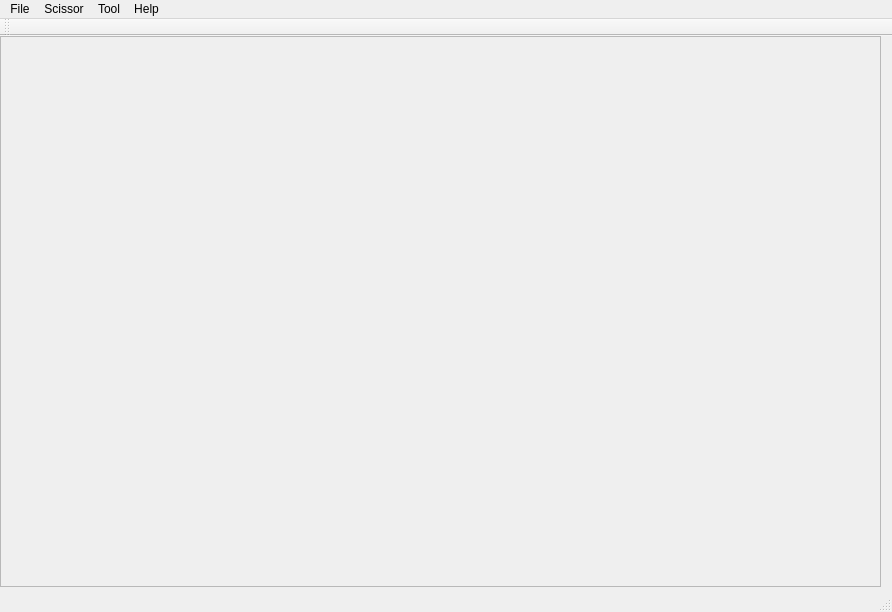
The window that iScissor/Scissor/mainwindow.ui (Constannnnnt/COMP5421_Computer-Vision) describes before a commit, drawn with Qt 5.
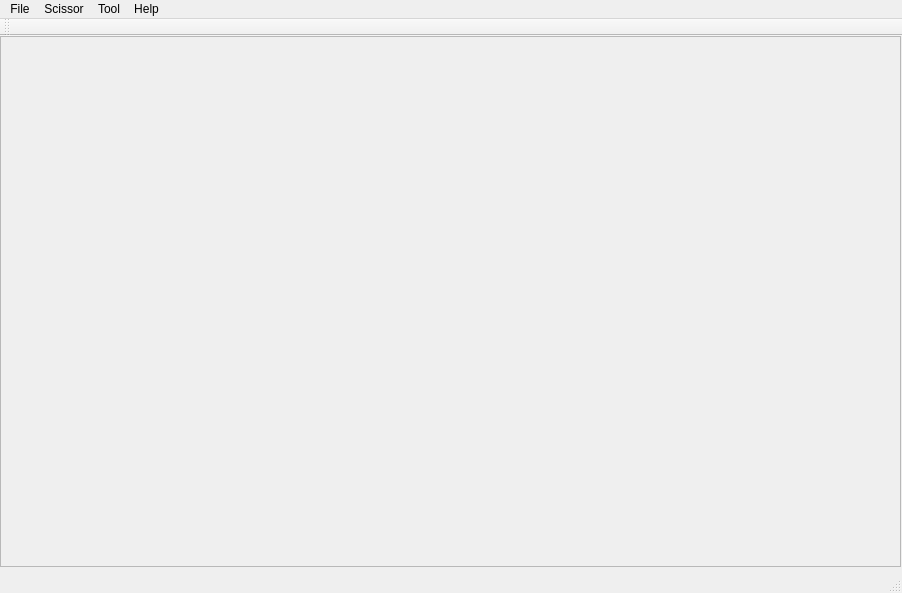
The same window after the commit.

Commit message: rescale image

```diff
--- a/iScissor/Scissor/mainwindow.ui
+++ b/iScissor/Scissor/mainwindow.ui
@@ -6,8 +6,8 @@
    <rect>
     <x>0</x>
     <y>0</y>
-    <width>892</width>
-    <height>612</height>
+    <width>902</width>
+    <height>593</height>
    </rect>
   </property>
   <property name="windowTitle">
@@ -19,8 +19,8 @@
      <rect>
       <x>0</x>
       <y>0</y>
-      <width>881</width>
-      <height>551</height>
+      <width>901</width>
+      <height>531</height>
      </rect>
     </property>
     <property name="widgetResizable">
@@ -31,17 +31,17 @@
       <rect>
        <x>0</x>
        <y>0</y>
-       <width>879</width>
-       <height>549</height>
+       <width>899</width>
+       <height>529</height>
       </rect>
      </property>
      <widget class="QLabel" name="label">
       <property name="geometry">
        <rect>
-        <x>10</x>
+        <x>0</x>
         <y>0</y>
-        <width>461</width>
-        <height>281</height>
+        <width>901</width>
+        <height>531</height>
        </rect>
       </property>
       <property name="text">
@@ -59,8 +59,8 @@
     <rect>
      <x>0</x>
      <y>0</y>
-     <width>892</width>
-     <height>25</height>
+     <width>902</width>
+     <height>22</height>
     </rect>
    </property>
    <widget class="QMenu" name="menufile">
@@ -109,7 +109,7 @@
     <enum>TopToolBarArea</enum>
    </attribute>
    <attribute name="toolBarBreak">
-    <bool>true</bool>
+    <bool>false</bool>
    </attribute>
   </widget>
   <widget class="QStatusBar" name="statusBar"/>
```
Left out of the diff: 9 changed lines with no effect on the pictures. The commit also changes 2 other files.
